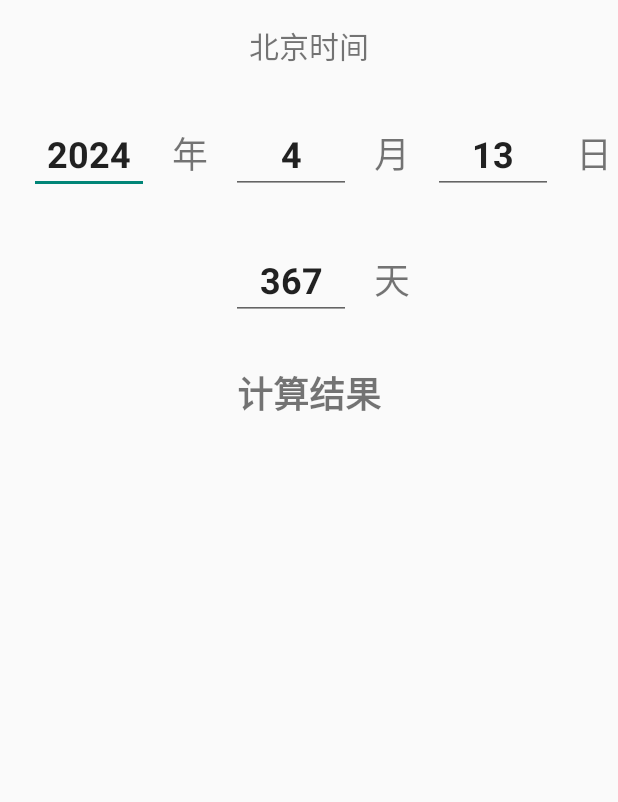
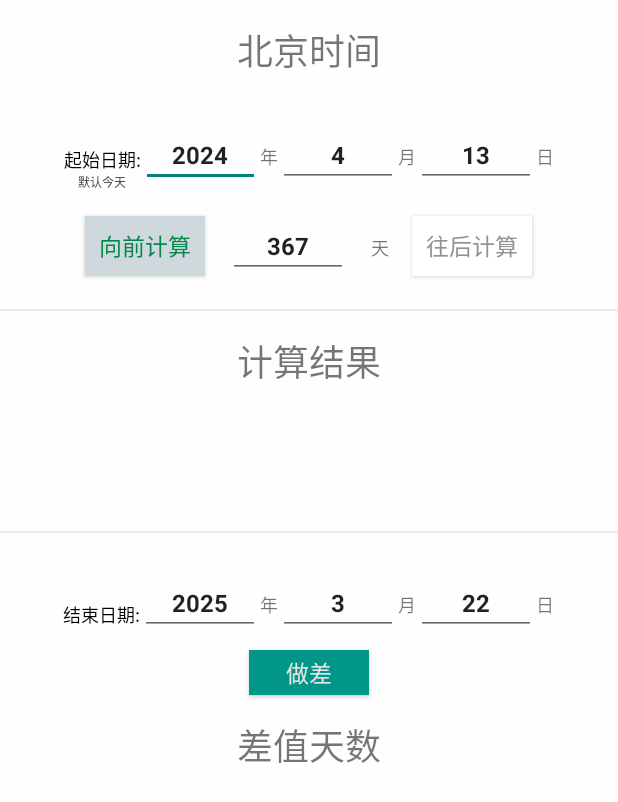
Before and after one commit to Wtier330/MyAssistant, an Android app: the DateCalu_Main screen opened directly, with no data from a screen before it, on a phone screen of 412 x 824 dp. Shown: the top 802 px of the screen. Run offline under Robolectric (Android 15) with nearby library versions, the phone set to English and light mode, and no system bars.

Commit message:
feat:优化了界面

```diff
--- a/app/src/main/java/com/example/myapplication/activity/DateCalu_Main.java
+++ b/app/src/main/java/com/example/myapplication/activity/DateCalu_Main.java
@@ -1,22 +1,18 @@
 package com.example.myapplication.activity;
-
-import androidx.appcompat.app.AppCompatActivity;
 
 import android.annotation.SuppressLint;
 import android.os.Bundle;
-import android.text.InputType;
+import android.widget.Button;
 import android.widget.EditText;
 import android.widget.TextView;
-import android.widget.Toast;
+
+import androidx.appcompat.app.AppCompatActivity;
 
 import com.example.myapplication.R;
 
 import java.time.LocalDate;
 import java.time.format.DateTimeFormatter;
 import java.time.temporal.ChronoUnit;
-import java.util.Date;
-import java.util.Objects;
-import java.util.Stack;
 
 /**
  * @author witer330
@@ -34,6 +30,13 @@ public class DateCalu_Main extends AppCompatActivity {
     private int input = 367;
 
     private String year, month, day;
+    private Button mBtDateCaluBc;
+    private Button mBtDateCaluAd;
+    private EditText mEtDateCaluOutputYear;
+    private EditText mEtDateCaluOutputMonth;
+    private EditText mEtDateCaluOutputDay;
+    private Button mBtDateCaluDiff;
+    private TextView mTvDateCalueDiff;
 
     @Override
     protected void onCreate(Bundle savedInstanceState) {
@@ -45,23 +48,15 @@ public class DateCalu_Main extends AppCompatActivity {
 
     @SuppressLint("SetTextI18n")
     private void eventView() {
-        tv_DateCalue_Result.setOnClickListener((l) -> {
+        mBtDateCaluAd.setOnClickListener((l) -> {
             input = Integer.parseInt(et_DateCalu_Input.getText().toString());
             year = et_DateCalu_InputYear.getText().toString().trim();
             month = et_DateCalu_InputMonth.getText().toString().trim();
-            if (Integer.parseInt(month) / 10 == 0) {
-                month = "0".concat(month);
-            }
             day = et_DateCalu_InputDay.getText().toString().trim();
-
-            if (Integer.parseInt(day) / 10 == 0) {
-                day = "0".concat(day);
-            }
+            Dateformate(month, day);
             // 获取当前日期
             String date = year + "-" + month + "-" + day;
-            tv_DateCalue_Result.setText(addOrSubtractDays(parseDate(date),input).toString());
-//            System.out.println("currentDate" + parseDate(date));
-//            Toast.makeText(this, parseDate(date) + "", Toast.LENGTH_SHORT).show();
+            tv_DateCalue_Result.setText(addOrSubtractDays(parseDate(date), input).toString());
         });
     }
 
@@ -72,7 +67,13 @@ public class DateCalu_Main extends AppCompatActivity {
         et_DateCalu_Input = findViewById(R.id.et_DateCalu_Input);
         tv_DateCalue_Result = findViewById(R.id.tv_DateCalue_Result);
         tv_DateCalu_RegionTitle = findViewById(R.id.tv_DateCalu_RegionTitle);
-//        et_DateCalu_Input.setInputType(InputType.TYPE_CLASS_NUMBER);
+        mBtDateCaluBc = findViewById(R.id.bt_DateCalu_bc);
+        mBtDateCaluAd = findViewById(R.id.bt_DateCalu_ad);
+        mEtDateCaluOutputYear = findViewById(R.id.et_DateCalu_OutputYear);
+        mEtDateCaluOutputMonth = findViewById(R.id.et_DateCalu_OutputMonth);
+        mEtDateCaluOutputDay = findViewById(R.id.et_DateCalu_OutputDay);
+        mBtDateCaluDiff = findViewById(R.id.bt_DateCalu_diff);
+        mTvDateCalueDiff = findViewById(R.id.tv_DateCalue_diff);
     }
 
     //判断是否为闰年
@@ -91,7 +92,6 @@ public class DateCalu_Main extends AppCompatActivity {
         return LeapYear = (input % 400 == 0) || (input % 4 == 0 && input % 100 != 0);
 
     }
-
     // 解析日期字符串为 LocalDate 对象
     private static LocalDate parseDate(String dateString) {
         DateTimeFormatter formatter = DateTimeFormatter.ofPattern("yyyy-MM-dd");
@@ -107,4 +107,14 @@ public class DateCalu_Main extends AppCompatActivity {
     private static LocalDate addOrSubtractDays(LocalDate date, int days) {
         return date.plusDays(days);
     }
+
+    private void Dateformate(String month, String day) {
+
+        if (Integer.parseInt(month) > 10) {
+            this.month = "0".concat(month);
+        }
+        if (Integer.parseInt(day) >10) {
+            this.day = "0".concat(day);
+        }
+    }
 }
--- a/app/src/main/res/layout/activity_date_calu_main.xml
+++ b/app/src/main/res/layout/activity_date_calu_main.xml
@@ -4,6 +4,7 @@
     xmlns:tools="http://schemas.android.com/tools"
     android:layout_width="match_parent"
     android:layout_height="match_parent"
+    android:background="#fefefe"
     android:orientation="vertical"
     tools:context=".activity.DateCalu_Main">
 
@@ -15,7 +16,7 @@
         android:layout_margin="15dp"
         android:linksClickable="true"
         android:text="北京时间"
-        android:textSize="20sp" />
+        android:textSize="24sp" />
 
     <LinearLayout
         android:layout_width="match_parent"
@@ -23,16 +24,40 @@
         android:gravity="center_horizontal"
         android:orientation="horizontal">
 
+        <LinearLayout
+            android:layout_width="wrap_content"
+            android:layout_height="wrap_content"
+            android:layout_marginTop="15dp"
+            android:orientation="vertical">
+
+            <TextView
+                android:layout_width="wrap_content"
+                android:layout_height="wrap_content"
+                android:layout_gravity="center"
+                android:layout_marginTop="15dp"
+                android:text="起始日期:"
+                android:textColor="#000"
+                android:textSize="12sp" />
+
+            <TextView
+                android:layout_width="wrap_content"
+                android:layout_height="wrap_content"
+                android:layout_gravity="center"
+                android:text="默认今天"
+                android:textColor="#333"
+                android:textSize="8sp" />
+        </LinearLayout>
+
 
         <EditText
             android:id="@+id/et_DateCalu_InputYear"
-            android:layout_width="80dp"
+            android:layout_width="79dp"
             android:layout_height="wrap_content"
-            android:layout_margin="15dp"
+            android:layout_marginTop="15dp"
             android:gravity="center_horizontal"
             android:inputType="number"
             android:text="2024"
-            android:textSize="24sp"
+            android:textSize="16sp"
             android:textStyle="bold" />
 
         <TextView
@@ -41,17 +66,17 @@
             android:layout_marginTop="15dp"
             android:gravity="center_horizontal"
             android:text="年"
-            android:textSize="24sp" />
+            android:textSize="12sp" />
 
         <EditText
             android:id="@+id/et_DateCalu_InputMonth"
             android:layout_width="80dp"
             android:layout_height="wrap_content"
-            android:layout_margin="15dp"
+            android:layout_marginTop="15dp"
             android:gravity="center_horizontal"
             android:inputType="number"
             android:text="4"
-            android:textSize="24sp"
+            android:textSize="16sp"
             android:textStyle="bold" />
 
         <TextView
@@ -60,17 +85,17 @@
             android:layout_marginTop="15dp"
             android:gravity="center_horizontal"
             android:text="月"
-            android:textSize="24sp" />
+            android:textSize="12sp" />
 
         <EditText
             android:id="@+id/et_DateCalu_InputDay"
             android:layout_width="80dp"
             android:layout_height="wrap_content"
-            android:layout_margin="15dp"
+            android:layout_marginTop="15dp"
             android:gravity="center_horizontal"
             android:inputType="number"
             android:text="13"
-            android:textSize="24sp"
+            android:textSize="16sp"
             android:textStyle="bold" />
 
         <TextView
@@ -79,7 +104,7 @@
             android:layout_marginTop="15dp"
             android:gravity="center_horizontal"
             android:text="日"
-            android:textSize="24sp" />
+            android:textSize="12sp" />
     </LinearLayout>
 
     <LinearLayout
@@ -87,6 +112,17 @@
         android:layout_height="wrap_content"
         android:gravity="center_horizontal"
         android:orientation="horizontal">
+
+        <Button
+            android:id="@+id/bt_DateCalu_bc"
+            android:layout_width="80dp"
+            android:layout_height="40dp"
+            android:layout_gravity="center"
+            android:background="#cfd8dc"
+            android:gravity="center"
+            android:text="向前计算"
+            android:textColor="#03884C"
+            android:textSize="15sp" />
 
         <EditText
             android:id="@+id/et_DateCalu_Input"
@@ -96,7 +132,87 @@
             android:gravity="center_horizontal"
             android:inputType="numberSigned"
             android:text="367"
-            android:textSize="24sp"
+            android:textSize="16sp"
+            android:textStyle="bold" />
+
+
+        <TextView
+            android:layout_width="wrap_content"
+            android:layout_height="wrap_content"
+            android:layout_marginTop="15dp"
+            android:layout_marginRight="15dp"
+            android:gravity="center_horizontal"
+            android:text="天"
+            android:textSize="12sp" />
+
+        <Button
+            android:id="@+id/bt_DateCalu_ad"
+            android:layout_width="80dp"
+            android:layout_height="40dp"
+            android:layout_gravity="center"
+            android:background="#fff"
+            android:gravity="center"
+            android:text="往后计算"
+            android:textColor="#919191"
+            android:textSize="15sp" />
+
+
+    </LinearLayout>
+
+    <View
+        android:layout_width="match_parent"
+        android:layout_height="1dp"
+        android:layout_marginTop="5dp"
+        android:background="#ececec" />
+
+    <LinearLayout
+        android:layout_width="match_parent"
+        android:layout_height="wrap_content"
+        android:orientation="vertical">
+
+
+        <TextView
+            android:id="@+id/tv_DateCalue_Result"
+            android:layout_width="match_parent"
+            android:layout_height="wrap_content"
+            android:layout_gravity="center_horizontal"
+            android:layout_margin="15dp"
+            android:gravity="center_horizontal"
+            android:text="计算结果"
+            android:textSize="24sp" />
+    </LinearLayout>
+
+    <View
+        android:layout_width="match_parent"
+        android:layout_height="1dp"
+        android:layout_marginTop="80dp"
+        android:background="#ececec" />
+
+    <LinearLayout
+        android:layout_width="match_parent"
+        android:layout_height="wrap_content"
+        android:layout_marginTop="10dp"
+        android:gravity="center_horizontal"
+        android:orientation="horizontal">
+
+        <TextView
+            android:layout_width="wrap_content"
+            android:layout_height="wrap_content"
+            android:layout_gravity="center"
+            android:layout_marginTop="15dp"
+            android:text="结束日期:"
+            android:textColor="#000"
+            android:textSize="12sp" />
+
+        <EditText
+            android:id="@+id/et_DateCalu_OutputYear"
+            android:layout_width="80dp"
+            android:layout_height="wrap_content"
+            android:layout_marginTop="15dp"
+            android:gravity="center_horizontal"
+            android:inputType="number"
+            android:text="2025"
+            android:textSize="16sp"
             android:textStyle="bold" />
 
         <TextView
@@ -104,21 +220,65 @@
             android:layout_height="wrap_content"
             android:layout_marginTop="15dp"
             android:gravity="center_horizontal"
-            android:text="天"
-            android:textSize="24sp" />
+            android:text="年"
+            android:textSize="12sp" />
 
+        <EditText
+            android:id="@+id/et_DateCalu_OutputMonth"
+            android:layout_width="80dp"
+            android:layout_height="wrap_content"
+            android:layout_marginTop="15dp"
+            android:gravity="center_horizontal"
+            android:inputType="number"
+            android:text="3"
+            android:textSize="16sp"
+            android:textStyle="bold" />
 
+        <TextView
+            android:layout_width="wrap_content"
+            android:layout_height="wrap_content"
+            android:layout_marginTop="15dp"
+            android:gravity="center_horizontal"
+            android:text="月"
+            android:textSize="12sp" />
+
+        <EditText
+            android:id="@+id/et_DateCalu_OutputDay"
+            android:layout_width="80dp"
+            android:layout_height="wrap_content"
+            android:layout_marginTop="15dp"
+            android:gravity="center_horizontal"
+            android:inputType="number"
+            android:text="22"
+            android:textSize="16sp"
+            android:textStyle="bold" />
+
+        <TextView
+            android:layout_width="wrap_content"
+            android:layout_height="wrap_content"
+            android:layout_marginTop="15dp"
+            android:gravity="center_horizontal"
+            android:text="日"
+            android:textSize="12sp" />
     </LinearLayout>
 
+    <Button
+        android:id="@+id/bt_DateCalu_diff"
+        android:layout_width="80dp"
+        android:layout_height="30dp"
+        android:layout_gravity="center_horizontal"
+        android:layout_marginTop="10dp"
+        android:background="#009788"
+        android:text="做差"
+        android:textColor="#e5e5e5"
+        android:textSize="15sp" />
     <TextView
-        android:id="@+id/tv_DateCalue_Result"
-        android:layout_width="wrap_content"
+        android:id="@+id/tv_DateCalue_diff"
+        android:layout_width="match_parent"
         android:layout_height="wrap_content"
         android:layout_gravity="center_horizontal"
         android:layout_margin="15dp"
         android:gravity="center_horizontal"
-        android:text="计算结果"
-        android:textSize="24sp"
-        android:textStyle="bold" />
-
+        android:text="差值天数"
+        android:textSize="24sp" />
 </LinearLayout>
```
